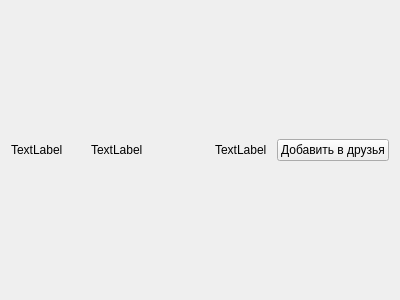
Qt form ui/searchpeoplewidget.ui (Korostast/chat-database-project) before a commit.
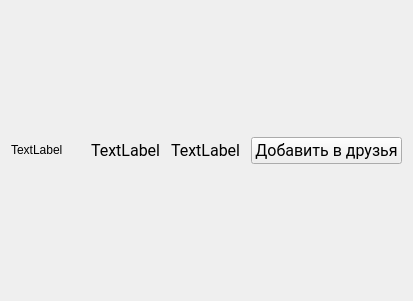
The same form after that commit.

Commit message: Added style sheet. New fonts. New icons. Fixed bugs.

```diff
--- a/ui/searchpeoplewidget.ui
+++ b/ui/searchpeoplewidget.ui
@@ -6,8 +6,8 @@
    <rect>
     <x>0</x>
     <y>0</y>
-    <width>400</width>
-    <height>300</height>
+    <width>408</width>
+    <height>301</height>
    </rect>
   </property>
   <property name="windowTitle">
@@ -44,6 +44,12 @@
        <verstretch>0</verstretch>
       </sizepolicy>
      </property>
+     <property name="font">
+      <font>
+       <family>Roboto</family>
+       <pointsize>12</pointsize>
+      </font>
+     </property>
      <property name="text">
       <string>TextLabel</string>
      </property>
@@ -57,6 +63,12 @@
        <verstretch>0</verstretch>
       </sizepolicy>
      </property>
+     <property name="font">
+      <font>
+       <family>Roboto</family>
+       <pointsize>12</pointsize>
+      </font>
+     </property>
      <property name="text">
       <string>TextLabel</string>
      </property>
@@ -64,6 +76,12 @@
    </item>
    <item>
     <widget class="QPushButton" name="search_people_add">
+     <property name="font">
+      <font>
+       <family>Roboto</family>
+       <pointsize>12</pointsize>
+      </font>
+     </property>
      <property name="text">
       <string>Добавить в друзья</string>
      </property>
```
The commit also changes 22 other files.
